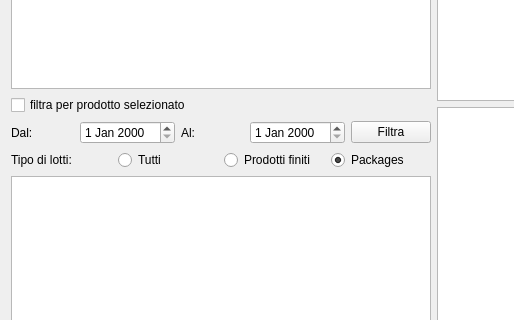
Before: the Qt Designer form hanalisi.ui in fblabs/hamlet-mod-sancon, drawn with Qt 5; both pictures show x 0 to 514 and y 220 to 540 of the 901 by 704 pixel window.
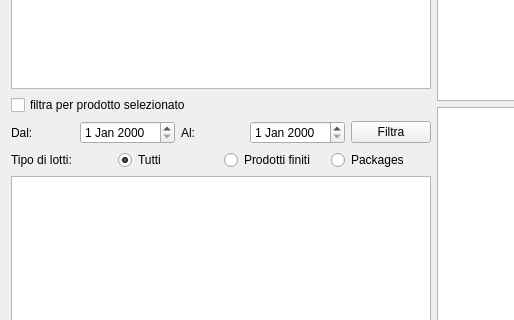
After: the same form once the commit is applied. Icons and pictures are not drawn.

The edit to the form file:
```diff
--- a/hanalisi.ui
+++ b/hanalisi.ui
@@ -116,7 +116,7 @@
               <string>Tutti</string>
              </property>
              <property name="checked">
-              <bool>false</bool>
+              <bool>true</bool>
              </property>
             </widget>
            </item>
@@ -136,7 +136,7 @@
               <string>Packages</string>
              </property>
              <property name="checked">
-              <bool>true</bool>
+              <bool>false</bool>
              </property>
             </widget>
            </item>
```
